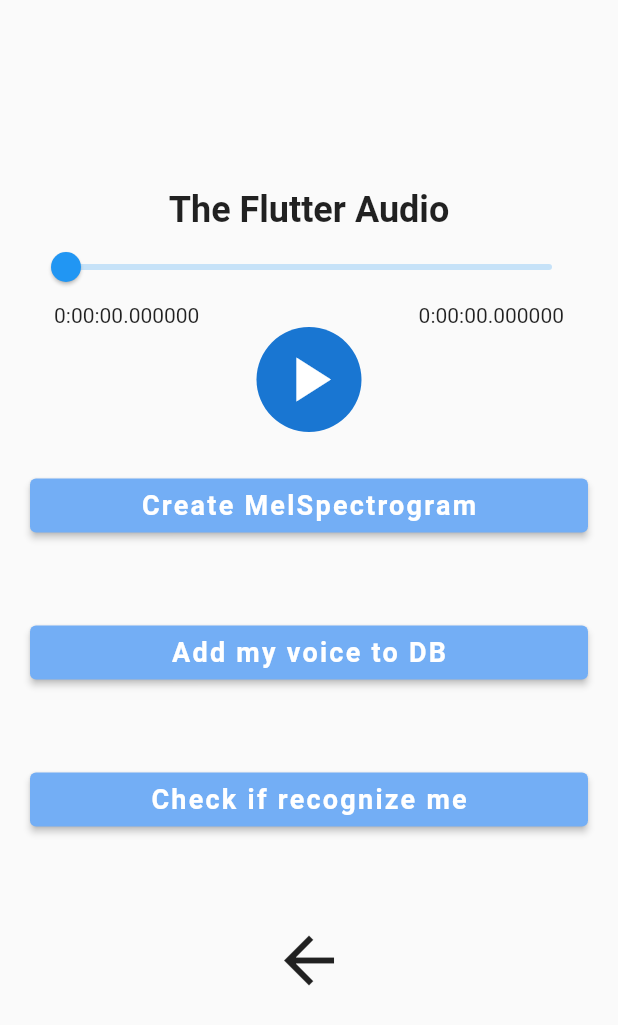
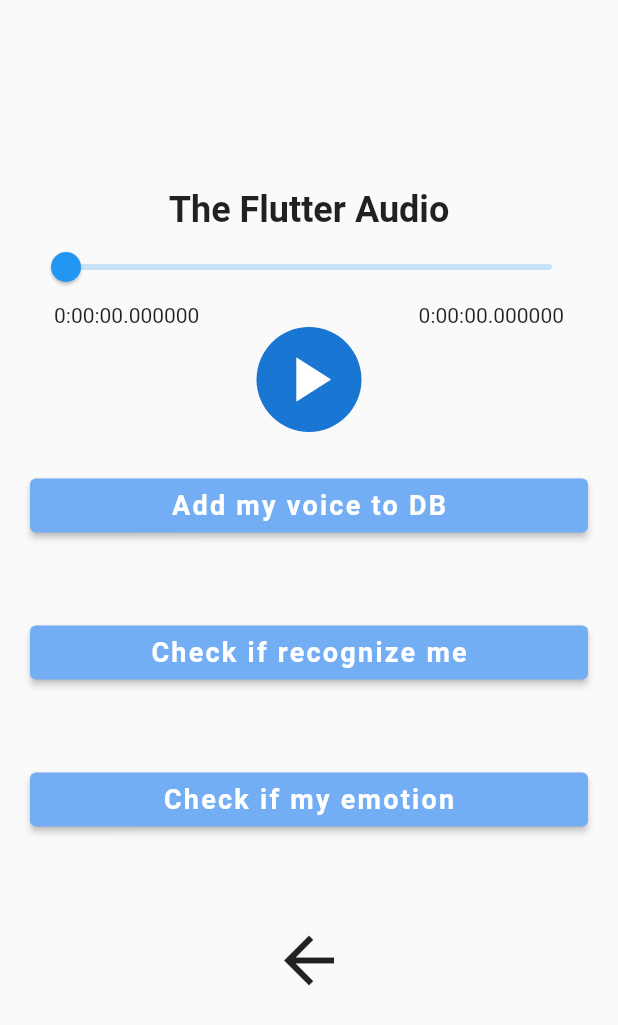
Before and after one commit to DanielOhayo/Android-flutter, a Flutter app: the AudioList screen opened directly, after a tap on "Add my voice to DB", on a phone screen of 412 x 824 dp. Shown: the top 1025 px of the screen. Run offline on Flutter 3.47's test engine with Material 2 defaults, Android fonts, the phone set to English and light mode, and no system bars; our stand-ins replace audioplayers, file_picker, permission_handler, shared_preferences, velocity_x; missing offline and left inert: audio_session, flutter_sound_lite, microphone, process_run; accounts and stored records are empty; network calls fail; Roboto replaces fonts that are missing (OpenSans).

Commit message:
added recognition page + emotion recognition

```diff
--- a/lib/Screens/audioList_screen.dart
+++ b/lib/Screens/audioList_screen.dart
@@ -10,6 +10,7 @@
 import 'package:flutter_dev/Screens/login_screen.dart';
 import 'package:flutter_dev/Screens/homePage_screen.dart';
 import 'package:flutter_dev/Screens/voiceLearn_screen.dart';
+import 'package:flutter_dev/Screens/checkRecognition.dart';
 import 'package:flutter_sound_lite/flutter_sound.dart';
 import 'package:flutter_sound_lite/public/flutter_sound_player.dart';
 import 'package:flutter_sound_lite/public/flutter_sound_recorder.dart';
@@ -72,8 +73,9 @@
   }
 
   Future setAudio() async {
-    final url = 'data/user/0/com.example.flutter_dev/cache/audio.aac';
-    audioPlayer.setUrl(url);
+    final pathToReadAudio =
+        'data/user/0/com.example.flutter_dev/cache/audio.aac';
+    audioPlayer.setUrl(pathToReadAudio);
   }
 
   @override
@@ -86,16 +88,14 @@
     prefs = await SharedPreferences.getInstance();
   }
 
-  void createMel_script() async {
+  void Voice2DB_script() async {
     var reqBody = {
-      "email": feedbackController.text,
+      "email": "dani", //TODO: take email from db
     };
-    var response = await http.post(Uri.parse(createMel),
+    var response = await http.post(Uri.parse(recognizeDB),
         headers: {"Content-Type": "application/json"},
         body: jsonEncode(reqBody));
-    print("dani2 ");
     var jsonResponse = jsonDecode(response.body);
-    print("dani " + response.body);
     if (jsonResponse['status']) {
       print(jsonResponse['success']);
     } else {
@@ -103,63 +103,19 @@
     }
   }
 
-  void Voice2DB_script() async {
+  void Emotion_script() async {
     var reqBody = {
-      "email": "dani", //TODO: take email from db
+      "email": feedbackController.text,
     };
-    var response = await http.post(Uri.parse(recognizeDB),
+    var response = await http.post(Uri.parse(emotion),
         headers: {"Content-Type": "application/json"},
         body: jsonEncode(reqBody));
-    print("dani2 ");
     var jsonResponse = jsonDecode(response.body);
-    print("dani " + response.body);
     if (jsonResponse['status']) {
       print(jsonResponse['success']);
     } else {
       print('Something went wrong');
     }
-  }
-
-  void Recognition_script() async {
-    var reqBody = {
-      "email": feedbackController.text,
-    };
-    var response = await http.post(Uri.parse(recognize),
-        headers: {"Content-Type": "application/json"},
-        body: jsonEncode(reqBody));
-    print("dani2 ");
-    var jsonResponse = jsonDecode(response.body);
-    print("dani " + response.body);
-    if (jsonResponse['status']) {
-      print(jsonResponse['success']);
-    } else {
-      print('Something went wrong');
-    }
-  }
-
-  Widget _buildMelBtn() {
-    return Container(
-      padding: EdgeInsets.symmetric(vertical: 25.0),
-      width: double.infinity,
-      child: ElevatedButton(
-        style: ElevatedButton.styleFrom(
-            primary: Color.fromARGB(255, 115, 174, 245)),
-        onPressed: () {
-          print("you press on Create MelSpectrogram");
-          createMel_script();
-        },
-        child: Text(
-          'Create MelSpectrogram',
-          style: TextStyle(
-            color: Color.fromARGB(255, 255, 255, 255),
-            letterSpacing: 1.5,
-            fontSize: 18.0,
-            fontWeight: FontWeight.bold,
-            fontFamily: 'OpenSans',
-          ),
-        ),
-      ),
-    );
   }
 
   Widget _buildVoice2DBBtn() {
@@ -196,10 +152,37 @@
             primary: Color.fromARGB(255, 115, 174, 245)),
         onPressed: () {
           print("you press on Rcognition button");
-          Recognition_script();
+          Navigator.push(context,
+              MaterialPageRoute(builder: (context) => CheckRecognition()));
+          // Recognition_script();
         },
         child: Text(
           'Check if recognize me',
+          style: TextStyle(
+            color: Color.fromARGB(255, 255, 255, 255),
+            letterSpacing: 1.5,
+            fontSize: 18.0,
+            fontWeight: FontWeight.bold,
+            fontFamily: 'OpenSans',
+          ),
+        ),
+      ),
+    );
+  }
+
+  Widget _buildEmotionBtn() {
+    return Container(
+      padding: EdgeInsets.symmetric(vertical: 25.0),
+      width: double.infinity,
+      child: ElevatedButton(
+        style: ElevatedButton.styleFrom(
+            primary: Color.fromARGB(255, 115, 174, 245)),
+        onPressed: () {
+          print("you press on Emotion Rcognition button");
+          Emotion_script();
+        },
+        child: Text(
+          'Check if my emotion',
           style: TextStyle(
             color: Color.fromARGB(255, 255, 255, 255),
             letterSpacing: 1.5,
@@ -282,9 +265,9 @@
                 },
               ),
             ),
-            _buildMelBtn(),
             _buildVoice2DBBtn(),
             _buildRecognitionBtn(),
+            _buildEmotionBtn(),
             _buildbackBtn(),
           ],
         ),
--- a/lib/config.dart
+++ b/lib/config.dart
@@ -1,6 +1,6 @@
 final url = 'http://10.0.0.12:8080/';
 final login = url + 'login';
 final register = url + 'registration';
-final createMel = url + 'createMel';
 final recognizeDB = url + 'recognizeDB';
 final recognize = url + 'recognize';
+final emotion = url + 'emotion';
```
Also changed, not shown: lib/Screens/checkRecognition.dart (added, +179 -0 lines).
